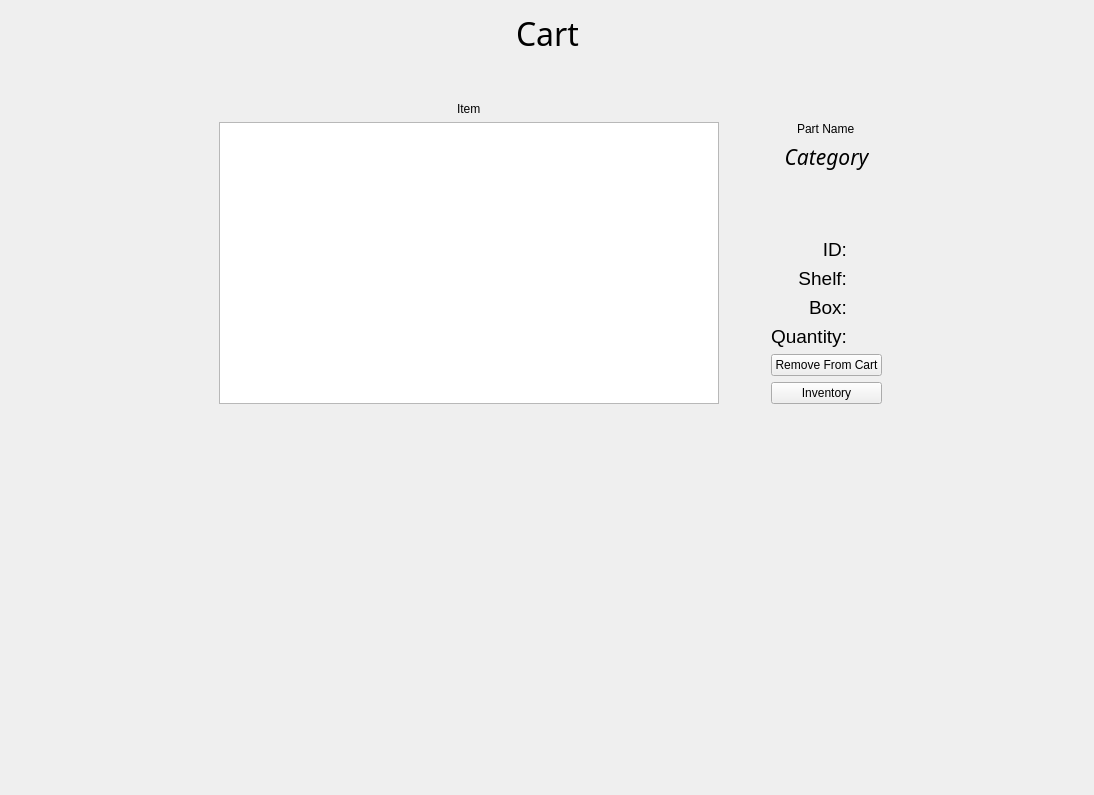
arc-bphc/sims-gui, file cart.ui: the form before one commit.
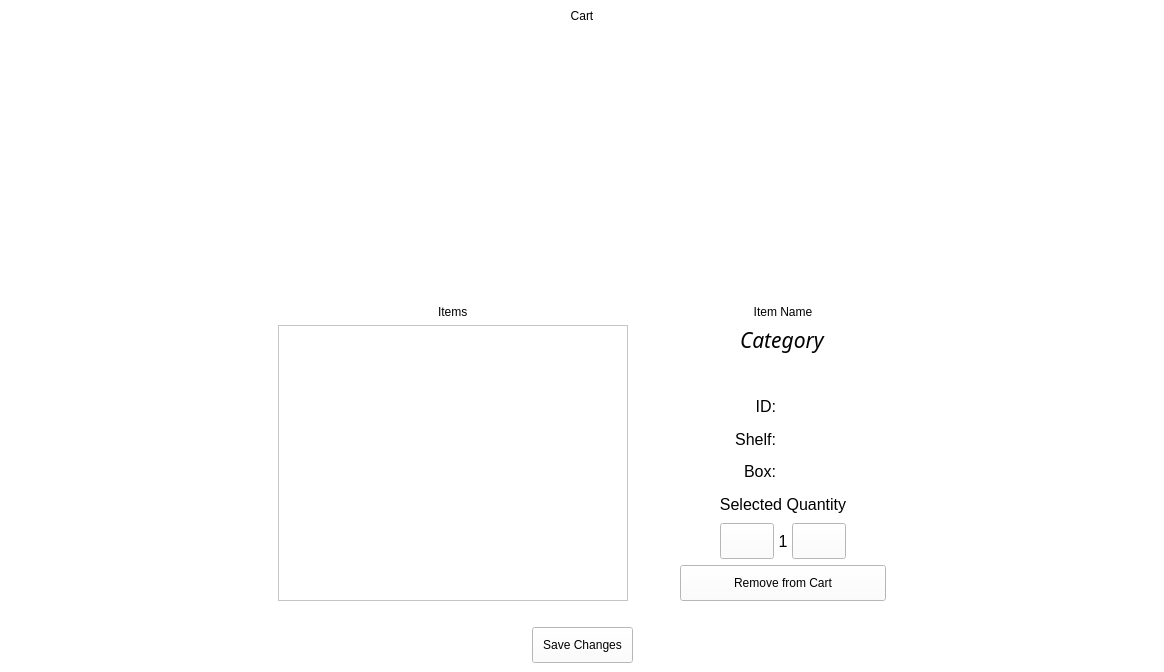
The form after the commit. Icons and pictures are not drawn.

```diff
--- a/cart.ui
+++ b/cart.ui
@@ -1,13 +1,13 @@
 <?xml version="1.0" encoding="UTF-8"?>
 <ui version="4.0">
- <class>cartWindow</class>
- <widget class="QWidget" name="cartWindow">
+ <class>inventoryWindow</class>
+ <widget class="QMainWindow" name="inventoryWindow">
   <property name="geometry">
    <rect>
     <x>0</x>
     <y>0</y>
-    <width>1094</width>
-    <height>795</height>
+    <width>1164</width>
+    <height>672</height>
    </rect>
   </property>
   <property name="windowTitle">
@@ -16,11 +16,14 @@
   <property name="styleSheet">
    <string notr="true">QPushButton {padding: 10px}
 QWidget {background-color: white}
-\</string>
+</string>
   </property>
+  <widget class="QWidget" name="centralwidget">
   <layout class="QGridLayout" name="gridLayout_3">
-   <item row="0" column="0">
-    <spacer name="horizontalSpacer">
+    <item row="2" column="1">
+     <layout class="QHBoxLayout" name="horizontalLayout_3">
+      <item>
+       <spacer name="horizontalSpacer_4">
      <property name="orientation">
       <enum>Qt::Horizontal</enum>
      </property>
@@ -31,142 +34,126 @@
       </size>
      </property>
     </spacer>
+      </item>
+      <item>
+       <widget class="QPushButton" name="cartButton">
+        <property name="focusPolicy">
+         <enum>Qt::NoFocus</enum>
+        </property>
+        <property name="text">
+         <string>Save Changes</string>
+        </property>
+       </widget>
+      </item>
+      <item>
+       <spacer name="horizontalSpacer_5">
+        <property name="orientation">
+         <enum>Qt::Horizontal</enum>
+        </property>
+        <property name="sizeHint" stdset="0">
+         <size>
+          <width>40</width>
+          <height>20</height>
+         </size>
+        </property>
+       </spacer>
+      </item>
+     </layout>
    </item>
    <item row="0" column="1">
     <layout class="QGridLayout" name="gridLayout_2">
-     <item row="1" column="0" colspan="4">
-      <spacer name="verticalSpacer">
-       <property name="orientation">
-        <enum>Qt::Vertical</enum>
-       </property>
-       <property name="sizeHint" stdset="0">
+      <item row="3" column="0">
+       <widget class="QListView" name="categoryView">
+        <property name="minimumSize">
         <size>
-         <width>20</width>
-         <height>40</height>
-        </size>
-       </property>
-      </spacer>
-     </item>
-     <item row="3" column="3">
-      <layout class="QGridLayout" name="gridLayout">
-       <item row="7" column="0">
-        <widget class="QLabel" name="label_12">
-         <property name="font">
-          <font>
-           <pointsize>14</pointsize>
-           <weight>50</weight>
-           <bold>false</bold>
-          </font>
-         </property>
-         <property name="text">
-          <string>Quantity:</string>
-         </property>
-         <property name="alignment">
-          <set>Qt::AlignRight|Qt::AlignTrailing|Qt::AlignVCenter</set>
+          <width>350</width>
+          <height>0</height>
+         </size>
+        </property>
+        <property name="editTriggers">
+         <set>QAbstractItemView::NoEditTriggers</set>
+        </property>
+        <property name="alternatingRowColors">
+         <bool>true</bool>
          </property>
         </widget>
        </item>
-       <item row="2" column="0" colspan="2">
-        <spacer name="verticalSpacer_3">
-         <property name="orientation">
-          <enum>Qt::Vertical</enum>
-         </property>
-         <property name="sizeHint" stdset="0">
-          <size>
-           <width>20</width>
-           <height>40</height>
-          </size>
-         </property>
-        </spacer>
-       </item>
-       <item row="0" column="0" colspan="2" alignment="Qt::AlignHCenter">
+      <item row="2" column="2">
         <widget class="QLabel" name="partName">
          <property name="styleSheet">
           <string notr="true">font: 20pt &quot;Noto Sans&quot;;</string>
          </property>
          <property name="text">
-          <string>Part Name</string>
-         </property>
-        </widget>
-       </item>
-       <item row="8" column="0" colspan="2">
-        <widget class="QPushButton" name="removeCartButton">
-         <property name="focusPolicy">
-          <enum>Qt::NoFocus</enum>
-         </property>
-         <property name="text">
-          <string>Remove From Cart</string>
-         </property>
-        </widget>
-       </item>
-       <item row="5" column="1">
-        <widget class="QLabel" name="partShelf">
-         <property name="font">
-          <font>
-           <pointsize>14</pointsize>
-          </font>
+         <string>Item Name</string>
+        </property>
+        <property name="alignment">
+         <set>Qt::AlignCenter</set>
+        </property>
+       </widget>
+      </item>
+      <item row="3" column="1">
+       <spacer name="horizontalSpacer_3">
+        <property name="orientation">
+         <enum>Qt::Horizontal</enum>
+        </property>
+        <property name="sizeHint" stdset="0">
+         <size>
+          <width>40</width>
+          <height>20</height>
+         </size>
+        </property>
+       </spacer>
+      </item>
+      <item row="2" column="0" alignment="Qt::AlignHCenter">
+       <widget class="QLabel" name="label_6">
+        <property name="styleSheet">
+         <string notr="true">font: 16pt &quot;Noto Sans&quot;;</string>
          </property>
          <property name="text">
-          <string/>
+         <string>Items</string>
          </property>
         </widget>
        </item>
-       <item row="5" column="0">
-        <widget class="QLabel" name="label_4">
-         <property name="font">
-          <font>
-           <pointsize>14</pointsize>
-           <weight>50</weight>
-           <bold>false</bold>
-          </font>
+      <item row="0" column="0" colspan="3" alignment="Qt::AlignHCenter">
+       <widget class="QLabel" name="label_2">
+        <property name="styleSheet">
+         <string notr="true">font: 24pt &quot;Noto Sans&quot;;</string>
          </property>
          <property name="text">
-          <string>Shelf:</string>
+         <string>Cart</string>
          </property>
          <property name="alignment">
-          <set>Qt::AlignRight|Qt::AlignTrailing|Qt::AlignVCenter</set>
+         <set>Qt::AlignCenter</set>
          </property>
         </widget>
        </item>
-       <item row="6" column="0">
-        <widget class="QLabel" name="label_5">
-         <property name="font">
-          <font>
-           <pointsize>14</pointsize>
-           <weight>50</weight>
-           <bold>false</bold>
-          </font>
-         </property>
-         <property name="text">
-          <string>Box:</string>
-         </property>
-         <property name="alignment">
-          <set>Qt::AlignRight|Qt::AlignTrailing|Qt::AlignVCenter</set>
-         </property>
-        </widget>
-       </item>
-       <item row="7" column="1">
-        <widget class="QLabel" name="partQty">
-         <property name="font">
-          <font>
-           <pointsize>14</pointsize>
-          </font>
-         </property>
-         <property name="text">
-          <string/>
-         </property>
-        </widget>
-       </item>
-       <item row="9" column="0" colspan="2">
-        <widget class="QPushButton" name="openInventory">
-         <property name="focusPolicy">
-          <enum>Qt::NoFocus</enum>
-         </property>
-         <property name="text">
-          <string>Inventory</string>
-         </property>
-        </widget>
-       </item>
+      <item row="1" column="0" colspan="3">
+       <spacer name="verticalSpacer">
+        <property name="orientation">
+         <enum>Qt::Vertical</enum>
+        </property>
+        <property name="sizeHint" stdset="0">
+         <size>
+          <width>20</width>
+          <height>40</height>
+         </size>
+        </property>
+       </spacer>
+      </item>
+      <item row="3" column="2">
+       <layout class="QGridLayout" name="gridLayout">
+        <property name="leftMargin">
+         <number>0</number>
+        </property>
+        <property name="rightMargin">
+         <number>0</number>
+        </property>
+        <property name="horizontalSpacing">
+         <number>14</number>
+        </property>
+        <property name="verticalSpacing">
+         <number>6</number>
+        </property>
        <item row="1" column="0" colspan="2" alignment="Qt::AlignHCenter">
         <widget class="QLabel" name="partCategory">
          <property name="font">
@@ -182,23 +169,45 @@
           <string notr="true">font: italic 16pt &quot;Noto Sans&quot;;</string>
          </property>
          <property name="text">
-          <string>&lt;html&gt;&lt;head/&gt;&lt;body&gt;&lt;p align=&quot;center&quot;&gt;&lt;span style=&quot; font-style:italic;&quot;&gt;Category&lt;/span&gt;&lt;/p&gt;&lt;/body&gt;&lt;/html&gt;</string>
+           <string>Category</string>
          </property>
         </widget>
        </item>
-       <item row="4" column="1">
-        <widget class="QLabel" name="partID">
+        <item row="4" column="0">
+         <widget class="QLabel" name="label_4">
          <property name="font">
           <font>
-           <pointsize>14</pointsize>
+            <pointsize>12</pointsize>
+            <weight>50</weight>
+            <bold>false</bold>
           </font>
          </property>
          <property name="text">
-          <string/>
-         </property>
-        </widget>
-       </item>
-       <item row="6" column="1">
+           <string>Shelf:</string>
+          </property>
+          <property name="alignment">
+           <set>Qt::AlignRight|Qt::AlignTrailing|Qt::AlignVCenter</set>
+          </property>
+         </widget>
+        </item>
+        <item row="3" column="0">
+         <widget class="QLabel" name="label_3">
+          <property name="font">
+           <font>
+            <pointsize>12</pointsize>
+            <weight>50</weight>
+            <bold>false</bold>
+           </font>
+          </property>
+          <property name="text">
+           <string>ID:</string>
+          </property>
+          <property name="alignment">
+           <set>Qt::AlignRight|Qt::AlignTrailing|Qt::AlignVCenter</set>
+          </property>
+         </widget>
+        </item>
+        <item row="5" column="1">
         <widget class="QLabel" name="partBox">
          <property name="font">
           <font>
@@ -210,7 +219,111 @@
          </property>
         </widget>
        </item>
-       <item row="3" column="0" colspan="2" alignment="Qt::AlignHCenter">
+        <item row="8" column="0" colspan="2">
+         <layout class="QHBoxLayout" name="horizontalLayout_2">
+          <item>
+           <spacer name="horizontalSpacer_6">
+            <property name="orientation">
+             <enum>Qt::Horizontal</enum>
+            </property>
+            <property name="sizeHint" stdset="0">
+             <size>
+              <width>40</width>
+              <height>20</height>
+             </size>
+            </property>
+           </spacer>
+          </item>
+          <item>
+           <widget class="QPushButton" name="minus">
+            <property name="focusPolicy">
+             <enum>Qt::NoFocus</enum>
+            </property>
+            <property name="text">
+             <string/>
+            </property>
+            <property name="icon">
+             <iconset>
+              <normaloff>images/minus.png</normaloff>images/minus.png</iconset>
+            </property>
+           </widget>
+          </item>
+          <item>
+           <widget class="QLabel" name="quantity">
+            <property name="font">
+             <font>
+              <pointsize>12</pointsize>
+             </font>
+            </property>
+            <property name="text">
+             <string> 1 </string>
+            </property>
+            <property name="scaledContents">
+             <bool>false</bool>
+            </property>
+            <property name="alignment">
+             <set>Qt::AlignCenter</set>
+            </property>
+            <property name="textInteractionFlags">
+             <set>Qt::LinksAccessibleByMouse</set>
+            </property>
+           </widget>
+          </item>
+          <item>
+           <widget class="QPushButton" name="plus">
+            <property name="focusPolicy">
+             <enum>Qt::NoFocus</enum>
+            </property>
+            <property name="text">
+             <string/>
+            </property>
+            <property name="icon">
+             <iconset>
+              <normaloff>images/plus.png</normaloff>images/plus.png</iconset>
+            </property>
+           </widget>
+          </item>
+          <item>
+           <spacer name="horizontalSpacer_7">
+            <property name="orientation">
+             <enum>Qt::Horizontal</enum>
+            </property>
+            <property name="sizeHint" stdset="0">
+             <size>
+              <width>40</width>
+              <height>20</height>
+             </size>
+            </property>
+           </spacer>
+          </item>
+         </layout>
+        </item>
+        <item row="4" column="1">
+         <widget class="QLabel" name="partShelf">
+          <property name="font">
+           <font>
+            <pointsize>14</pointsize>
+           </font>
+          </property>
+          <property name="text">
+           <string/>
+          </property>
+         </widget>
+        </item>
+        <item row="16" column="0" colspan="2">
+         <widget class="QPushButton" name="addToCartButton">
+          <property name="focusPolicy">
+           <enum>Qt::NoFocus</enum>
+          </property>
+          <property name="text">
+           <string>Remove from Cart</string>
+          </property>
+          <property name="default">
+           <bool>false</bool>
+          </property>
+         </widget>
+        </item>
+        <item row="2" column="0" colspan="2" alignment="Qt::AlignHCenter">
         <widget class="QLabel" name="partImage">
          <property name="maximumSize">
           <size>
@@ -229,17 +342,44 @@
          </property>
         </widget>
        </item>
-       <item row="4" column="0">
-        <widget class="QLabel" name="label_3">
+        <item row="3" column="1">
+         <widget class="QLabel" name="partID">
          <property name="font">
           <font>
            <pointsize>14</pointsize>
+           </font>
+          </property>
+          <property name="text">
+           <string/>
+          </property>
+         </widget>
+        </item>
+        <item row="6" column="0" colspan="2">
+         <widget class="QLabel" name="label">
+          <property name="font">
+           <font>
+            <pointsize>12</pointsize>
+           </font>
+          </property>
+          <property name="text">
+           <string>Selected Quantity</string>
+          </property>
+          <property name="alignment">
+           <set>Qt::AlignCenter</set>
+          </property>
+         </widget>
+        </item>
+        <item row="5" column="0">
+         <widget class="QLabel" name="label_5">
+          <property name="font">
+           <font>
+            <pointsize>12</pointsize>
            <weight>50</weight>
            <bold>false</bold>
           </font>
          </property>
          <property name="text">
-          <string>ID:</string>
+           <string>Box:</string>
          </property>
          <property name="alignment">
           <set>Qt::AlignRight|Qt::AlignTrailing|Qt::AlignVCenter</set>
@@ -248,65 +388,20 @@
        </item>
       </layout>
      </item>
-     <item row="0" column="0" colspan="4" alignment="Qt::AlignHCenter">
-      <widget class="QLabel" name="label_2">
-       <property name="font">
-        <font>
-         <family>Noto Sans</family>
-         <pointsize>24</pointsize>
-         <weight>50</weight>
-         <italic>false</italic>
-         <bold>false</bold>
-        </font>
-       </property>
-       <property name="styleSheet">
-        <string notr="true">font: 24pt &quot;Noto Sans&quot;;</string>
-       </property>
-       <property name="text">
-        <string>Cart</string>
-       </property>
-      </widget>
-     </item>
-     <item row="3" column="2">
-      <spacer name="horizontalSpacer_3">
+     </layout>
+    </item>
+    <item row="0" column="0">
+     <spacer name="horizontalSpacer">
        <property name="orientation">
         <enum>Qt::Horizontal</enum>
        </property>
        <property name="sizeHint" stdset="0">
         <size>
-         <width>40</width>
+        <width>107</width>
          <height>20</height>
         </size>
        </property>
       </spacer>
-     </item>
-     <item row="3" column="1">
-      <widget class="QListView" name="listView">
-       <property name="minimumSize">
-        <size>
-         <width>500</width>
-         <height>0</height>
-        </size>
-       </property>
-       <property name="editTriggers">
-        <set>QAbstractItemView::NoEditTriggers</set>
-       </property>
-       <property name="alternatingRowColors">
-        <bool>true</bool>
-       </property>
-      </widget>
-     </item>
-     <item row="2" column="1" alignment="Qt::AlignHCenter">
-      <widget class="QLabel" name="label_6">
-       <property name="styleSheet">
-        <string notr="true">font: 16pt &quot;Noto Sans&quot;;</string>
-       </property>
-       <property name="text">
-        <string>Item</string>
-       </property>
-      </widget>
-     </item>
-    </layout>
    </item>
    <item row="0" column="2">
     <spacer name="horizontalSpacer_2">
@@ -315,26 +410,24 @@
      </property>
      <property name="sizeHint" stdset="0">
       <size>
-       <width>40</width>
+        <width>107</width>
        <height>20</height>
       </size>
      </property>
     </spacer>
    </item>
    <item row="1" column="1">
-    <spacer name="verticalSpacer_2">
-     <property name="orientation">
-      <enum>Qt::Vertical</enum>
-     </property>
-     <property name="sizeHint" stdset="0">
-      <size>
-       <width>20</width>
-       <height>40</height>
-      </size>
-     </property>
-    </spacer>
-   </item>
-  </layout>
+     <widget class="QLabel" name="status">
+      <property name="text">
+       <string/>
+      </property>
+      <property name="alignment">
+       <set>Qt::AlignCenter</set>
+      </property>
+     </widget>
+    </item>
+   </layout>
+  </widget>
  </widget>
  <tabstops>
   <tabstop>listView</tabstop>
```
Left out of the diff: 6 changed lines with no effect on the pictures. Lines whose indentation alone changed are shown as unchanged.
